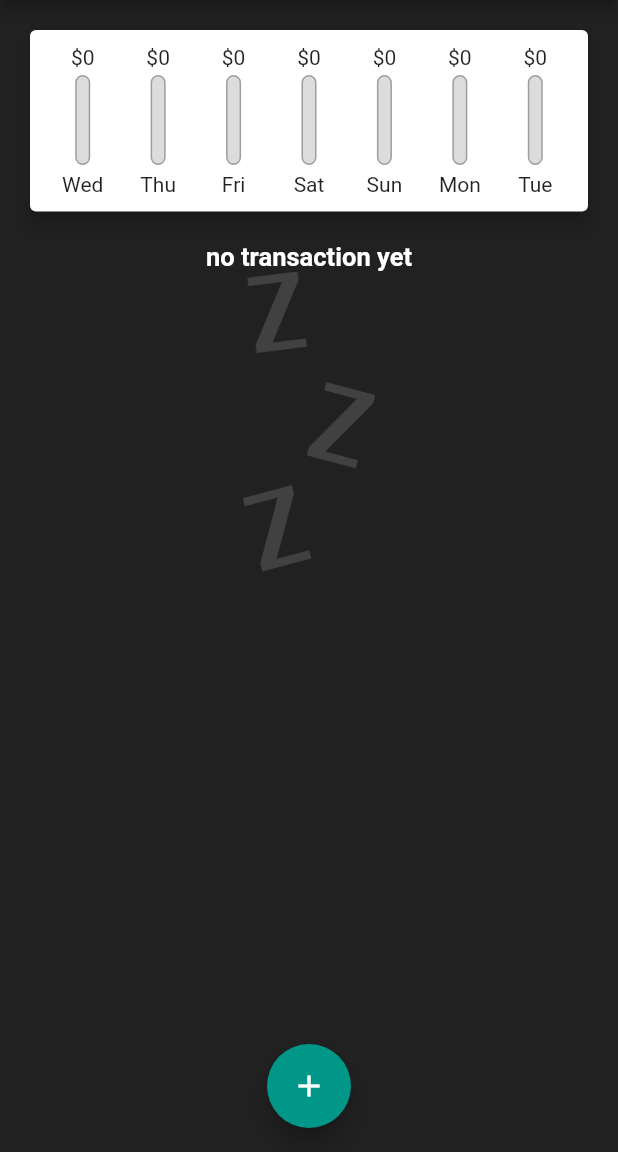
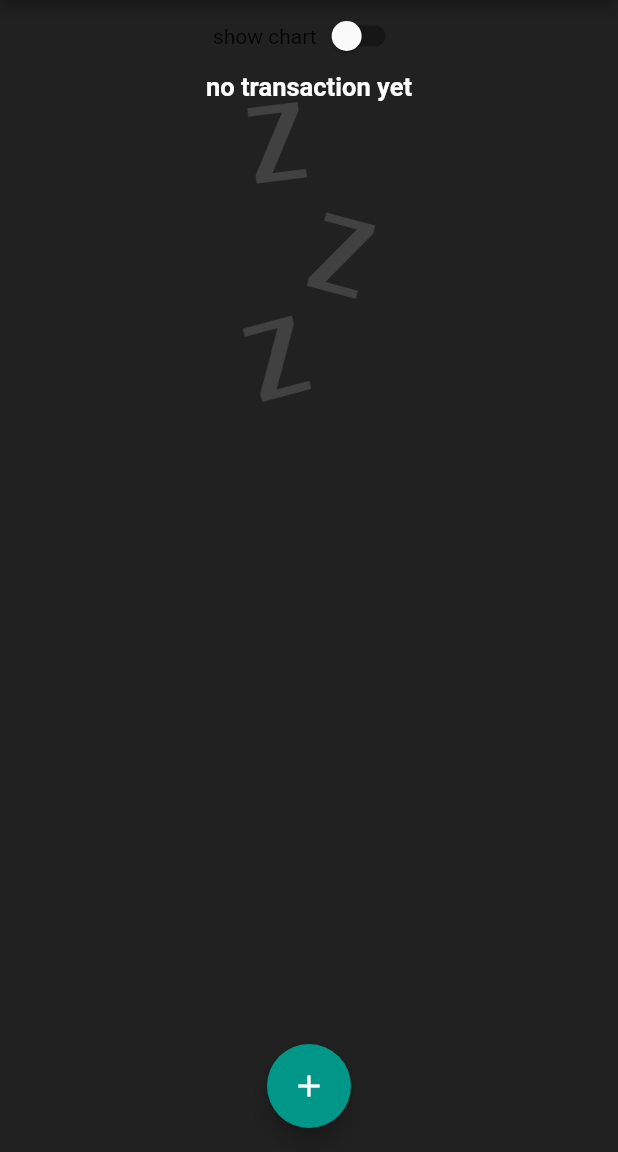
Before and after one commit to azutsavv/expense_app, a Flutter app: the screen it shows after launch, on a phone screen of 412 x 824 dp, the part 84-1236 px from its top. Run offline on Flutter 3.47's test engine with Material 2 defaults, Android fonts, the phone set to English and light mode, and no system bars; our stand-ins replace google_fonts; Roboto replaces fonts that are missing (TextStyle).

Commit message:
dynamic size allocation, single sheet scrol view height factor error

```diff
--- a/lib/widgets/chart.dart
+++ b/lib/widgets/chart.dart
@@ -50,7 +50,7 @@ class Chart extends StatelessWidget {
                 return Flexible(
                   fit: FlexFit.tight,
                   child: chartbar(
-                  spending_percentage_amount :  // still an error return type is double but widget take bool value
+                    spending_percentage_amount :  0.0.isFinite?0.0:   // still an error return type is double but widget take bool value
                         ((data['amount'] as double) / spending_total),
                     spending_amt: data['amount'] as double,
                     lable: data['day'].toString(),
@@ -60,6 +60,7 @@ class Chart extends StatelessWidget {
                 );
               }).toList(),
             ),
-        ));
+          ),
+    );
   }
 }
--- a/lib/widgets/chart_bar.dart
+++ b/lib/widgets/chart_bar.dart
@@ -8,36 +8,55 @@ class chartbar extends StatelessWidget {
   final double spending_amt;
   final double spending_percentage_amount;
 
-  const chartbar({ required this.lable, required this.spending_amt,  this.spending_percentage_amount = 0.0});
+  const chartbar(
+      {required this.lable,
+      required this.spending_amt,
+      this.spending_percentage_amount = 0.0});
 
   @override
   Widget build(BuildContext context) {
-    return Column(children: [
+    return LayoutBuilder(builder: (ctx, constraint) {
+
+      return Column(
+        children: [
           Container(
-        height: 20,
-        child: Text("\$${spending_amt.toStringAsFixed(0)}")),
+              height: constraint.maxHeight*0.15,
+               child: FittedBox(child: Text("\$${spending_amt.toStringAsFixed(0)}"))
+               ),
           Container(
-      height: 60,
+            height:constraint.maxHeight*0.6,
             width: 10,
-      child: Stack(children: [
-
-        Container(decoration: BoxDecoration(
-          border: Border.all(color: Colors.grey,width: 1),
-          color:  Color.fromRGBO(220, 220, 220, 1),
+            child: Stack(
+              children: [
+                Container(
+                  decoration: BoxDecoration(
+                    border: Border.all(color: Colors.grey, width: 1),
+                    color: Color.fromRGBO(220, 220, 220, 1),
                     borderRadius: BorderRadius.circular(10),
-        ),),
-
-        FractionallySizedBox(heightFactor: spending_percentage_amount.toDouble(),
+                  ),
+                ),
+                FractionallySizedBox(
+                  heightFactor: spending_percentage_amount.toDouble(),
                   child: Container(
                     decoration: BoxDecoration(
                         color: Colors.amber,
-            borderRadius: BorderRadius.circular(10)
+                        borderRadius: BorderRadius.circular(10)),
                   ),
-        ),)
-      ],),
+                )
+              ],
             ),
-     SizedBox(height: 5,),
-     Text(lable)
-    ],);
+          ),
+          SizedBox(
+            height: constraint.maxHeight*0.05,
+          ),
+          Container
+          (
+            height: constraint.maxHeight*0.15,
+            child:
+             FittedBox(
+              child: Text(lable)))
+        ],
+      );
+    });
   }
 }
--- a/lib/widgets/homepage.dart
+++ b/lib/widgets/homepage.dart
@@ -24,26 +24,53 @@ class homepage extends StatefulWidget {
 }
 
 class _homepageState extends State<homepage> {
+   bool _show_chart = false;
   @override
   Widget build(BuildContext context) {
+    final appbar = AppBar(
+      title: Text('Expense Manager'),
+      actions: [
+        IconButton(
+            onPressed: () => _addnew_transaction(context),
+            icon: Icon(Icons.add))
+      ],
+    );
     return SafeArea(
         child: Scaffold(
-          extendBodyBehindAppBar: false,
+      extendBodyBehindAppBar: false,
       backgroundColor: Colors.grey.shade900,
-      appBar: AppBar(
-
-        title: Text('Expense Manager'),
-        actions: [
-          IconButton(
-              onPressed: () => _addnew_transaction(context),
-              icon: Icon(Icons.add))
-        ],
-      ),
+      appBar: appbar,
       body: SingleChildScrollView(
         child: Container(
           child: Column(mainAxisAlignment: MainAxisAlignment.start, children: [
-            Chart(_usertransaction),
-            SingleChildScrollView(child: transaction_list(_usertransaction,_deletetrnx))
+            Row(
+              mainAxisAlignment: MainAxisAlignment.center,
+              children: [
+                Text('show chart'),
+                Switch(
+                  value: _show_chart,
+                  onChanged: (value) {
+                    setState(() {
+                      _show_chart = value;
+                    });
+                  },
+                )
+              ],
+            ),
+            _show_chart ? Container(
+                height: (MediaQuery.of(context).size.height -
+                        appbar.preferredSize.height -
+                        MediaQuery.of(context).padding.top) *
+                    0.4,
+                child: Chart(_usertransaction))
+                :Container(
+
+                height: (MediaQuery.of(context).size.height -
+                        appbar.preferredSize.height -
+                        MediaQuery.of(context).padding.top) *
+                    0.6,
+                child: SingleChildScrollView(
+                  child: transaction_list(_usertransaction, _deletetrnx)))
           ]),
         ),
       ),
--- a/lib/widgets/transaction_list.dart
+++ b/lib/widgets/transaction_list.dart
@@ -12,12 +12,17 @@ class transaction_list extends StatelessWidget {
 
   @override
   Widget build(BuildContext context) {
-    return Container(
-      height: 400,
-      child: transaction.isEmpty
-          ? Column(
+    return transaction.isEmpty
+        ? LayoutBuilder(builder: (ctx, constraint) {
+            return Column(
               children: [
-                Text('no transaction yet' , style: TextStyle (  fontSize: 17,color: Colors.white, fontWeight: FontWeight.bold), ),
+                Text(
+                  'no transaction yet',
+                  style: TextStyle(
+                      fontSize: 17,
+                      color: Colors.white,
+                      fontWeight: FontWeight.bold),
+                ),
                 Container(
                     height: 200,
                     child: Image.asset(
@@ -25,7 +30,8 @@ class transaction_list extends StatelessWidget {
                       fit: BoxFit.cover,
                     ))
               ],
-            )
+            );
+          })
         : ListView.builder(
             itemCount: transaction.length,
             itemBuilder: (context, index) {
@@ -54,15 +60,14 @@ class transaction_list extends StatelessWidget {
                       fontSize: 20,
                     ),
                   ),
-                    subtitle: Text(
-                        DateFormat.yMMMd().format(transaction[index].date)),
+                  subtitle:
+                      Text(DateFormat.yMMMd().format(transaction[index].date)),
                   trailing: IconButton(
                     icon: Icon(Icons.delete_sharp, color: Colors.red),
                     onPressed: () => deletetx(transaction[index].id),
                   ),
                 ),
               );
-              }),
-    );
+            });
   }
 }
```
Also changed, not shown: lib/main.dart (+10 -6 lines). Lines whose indentation alone changed are shown as unchanged.
